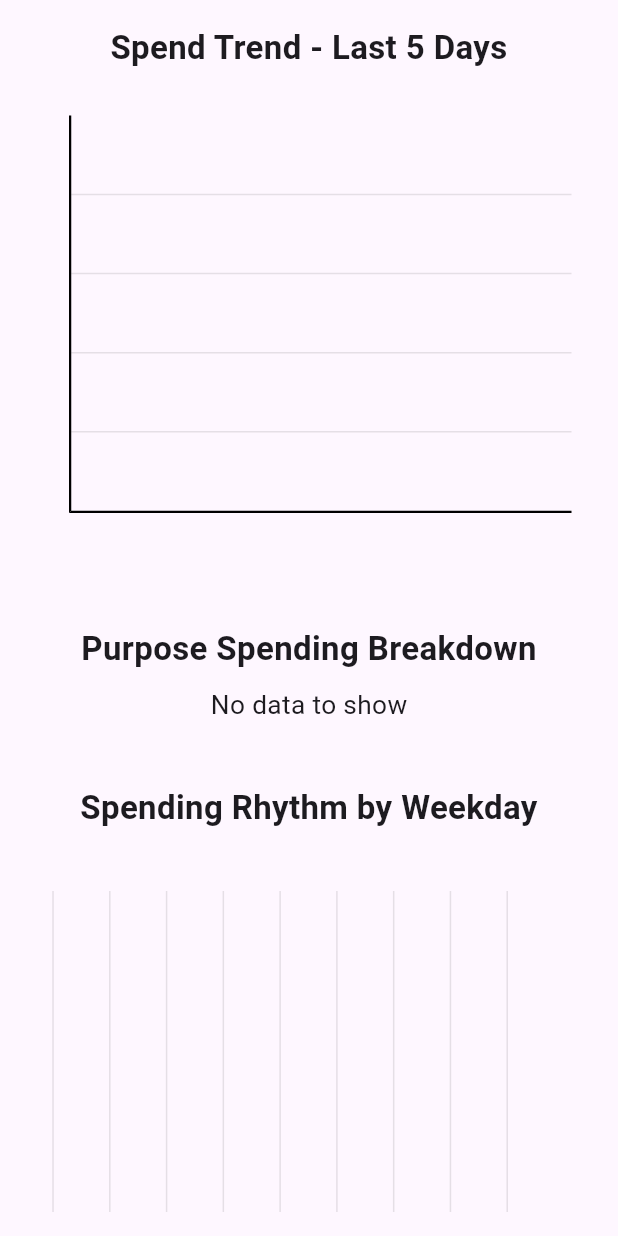
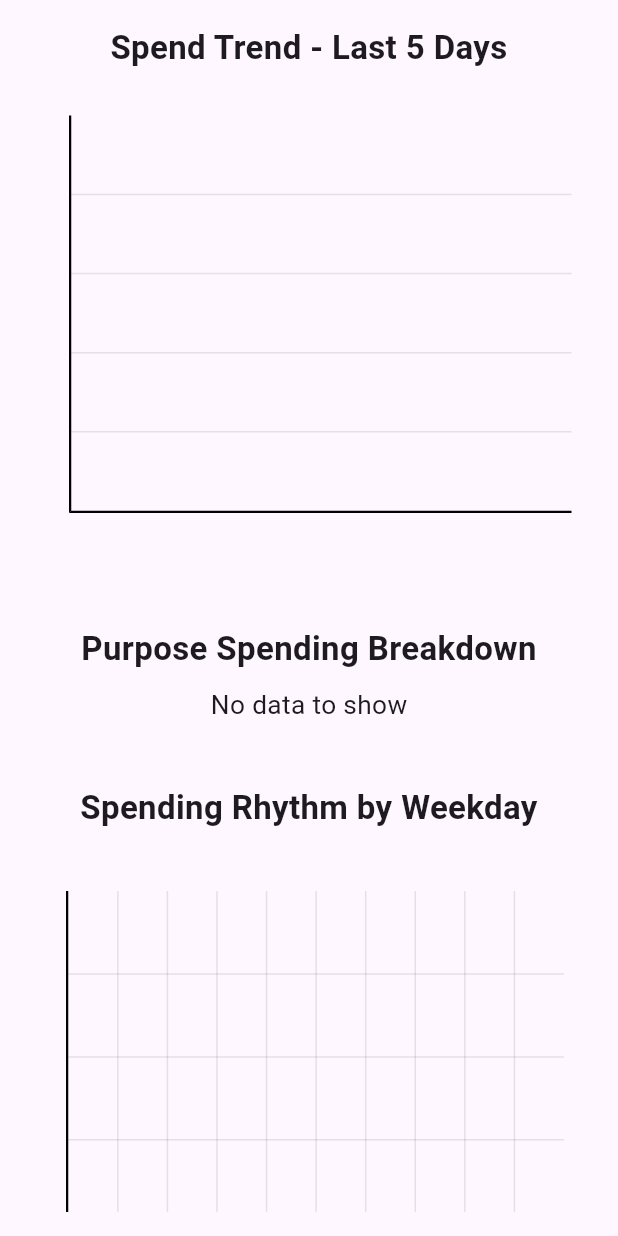
Before and after one commit to AtishayCoder/Expense-Tracker, a Flutter app: the Charts widget shown alone on an empty page, opened directly, on a phone screen of 412 x 824 dp. Run offline on Flutter 3.47's test engine with Material 3 defaults, Android fonts, the phone set to English and light mode, and no system bars; drawn by our look-alikes of fl_chart; our stand-ins replace event_bus, get, rflutter_alert, shared_preferences; missing offline and left inert: change_case, modal_progress_hud_alt; accounts and stored records are empty.

Commit message:
Refactored theme checks

```diff
--- a/lib/screens/charts.dart
+++ b/lib/screens/charts.dart
@@ -5,6 +5,7 @@ import 'package:expense_tracker/models/expense.dart';
 import 'package:expense_tracker/storage/expense_manager.dart';
 import 'package:expense_tracker/utils/event_bus_singleton.dart';
 import 'package:expense_tracker/utils/events.dart';
+import 'package:expense_tracker/utils/theme.dart';
 import 'package:fl_chart/fl_chart.dart';
 import 'package:flutter/material.dart';
 import 'package:modal_progress_hud_alt/modal_progress_hud_alt.dart';
@@ -349,10 +350,18 @@ class _ChartsState extends State<Charts> {
               SizedBox(height: 40),
               Builder(
                 builder: (context) {
-                  final double maxY =
-                      ((spendingRhythm.values.reduce(max) * 1.2) / 1000)
-                          .ceil() *
-                      1000;
+                  double maxY = 0.0;
+                  if (spendingRhythm.values.any((element) => element > 0)) {
+                    maxY =
+                        ((spendingRhythm.values.reduce(max) * 1.2) / 1000)
+                            .ceil() *
+                        1000;
+                  }
+
+                  if (maxY == 0.0) {
+                    maxY = 100.0;
+                  }
+
                   final double interval = maxY / 5;
 
                   return Transform.translate(
@@ -394,10 +403,18 @@ class _ChartsState extends State<Charts> {
                               sideTitles: SideTitles(
                                 reservedSize: 48,
                                 interval: interval,
-                                showTitles: !(spendingRhythm.values.every(
-                                  (n) => n == 0.0,
-                                )),
+                                showTitles: true,
                                 getTitlesWidget: (value, meta) {
+                                  if (spendingRhythm.values.every(
+                                    (n) => n == 0.0,
+                                  )) {
+                                    return SideTitleWidget(
+                                      meta: meta,
+                                      space: 6,
+                                      child: Text(''),
+                                    );
+                                  }
+
                                   String formatted;
                                   if (value >= 1_000_000) {
                                     formatted =
@@ -516,35 +533,60 @@ class _ChartsState extends State<Charts> {
   }
 
   Color _gridLineColor(BuildContext context) {
-    final isDark = Theme.of(context).brightness == Brightness.dark;
+    final isDark = isDarkTheme(context);
     return (isDark ? Colors.white : Colors.black).withAlpha(25);
   }
 
   Color _axisLineColor(BuildContext context) {
-    return Theme.of(context).brightness == Brightness.dark
-        ? Colors.white
-        : Colors.black;
+    return isDarkTheme(context) ? Colors.white : Colors.black;
   }
 
   List<double> getYAxisLabels() {
     final usedY = _dailyExpenseSpots.map((e) => e.y).toSet().toList()..sort();
 
-    if (usedY.isEmpty) return [];
+    if (usedY.isEmpty) {
+      return [];
+    }
 
-    Set<double> finalLabels = {...usedY};
+    if (usedY.length <= 2) {
+      Set<double> labels = {...usedY};
 
-    if (usedY.length < 6) {
+      if (usedY.length == 1) {
+        double val = usedY.first;
+        if (val > 0) {
+          labels.add((val * 0.5).roundToDouble().clamp(0, double.infinity));
+        } else {
+          labels.add(10.0);
+        }
+      } else if (usedY.length == 2) {
+        double a = usedY[0];
+        double b = usedY[1];
+        double mid = ((a + b) / 2).roundToDouble();
+        labels.add(mid);
+      }
+
+      return labels.toList()..sort();
+    }
+
+    if (usedY.length == 3) {
+      Set<double> finalLabels = {...usedY};
+
       for (int i = 0; i < usedY.length - 1; i++) {
         double a = usedY[i];
         double b = usedY[i + 1];
         double mid = ((a + b) / 2).roundToDouble();
-
         finalLabels.add(mid);
         if (finalLabels.length >= 6) break;
       }
+
+      return finalLabels.toList()..sort();
     }
 
-    return finalLabels.toList()..sort();
+    if (usedY.length >= 4) {
+      return usedY;
+    }
+
+    return usedY;
   }
 
   String _formatYAxisLabel(double value) {
--- a/lib/screens/settings.dart
+++ b/lib/screens/settings.dart
@@ -1,6 +1,7 @@
 import 'package:expense_tracker/storage/expense_manager.dart';
 import 'package:expense_tracker/utils/event_bus_singleton.dart';
 import 'package:expense_tracker/utils/events.dart';
+import 'package:expense_tracker/utils/theme.dart';
 import 'package:flutter/material.dart';
 import 'package:rflutter_alert/rflutter_alert.dart';
 
@@ -34,12 +35,12 @@ class _SettingsState extends State<Settings> {
                       desc: "This action cannot be undone. Are you sure?",
                       style: AlertStyle(
                         titleStyle: TextStyle(
-                          color: Theme.of(context).brightness == Brightness.dark
+                          color: isDarkTheme(context)
                               ? Colors.white
                               : Colors.black,
                         ),
                         descStyle: TextStyle(
-                          color: Theme.of(context).brightness == Brightness.dark
+                          color: isDarkTheme(context)
                               ? Colors.white
                               : Colors.black,
                         ),
--- a/lib/todos.dart
+++ b/lib/todos.dart
@@ -1,4 +1,3 @@
 // TODO: Add ideal budget changing. (GestureDetector)
 // TODO: Add income selection at start.
 // TODO: Prompt clear expenses at start of month.
-// TODO: Refactor Theme.of(context).brightness == Brightness.dark .... to consts.dart file.
--- /dev/null
+++ b/lib/utils/theme.dart
@@ -0,0 +1,5 @@
+import "package:flutter/material.dart";
+
+bool isDarkTheme(BuildContext context) {
+  return Theme.of(context).brightness == Brightness.dark;
+}
```
Also changed, not shown: lib/main.dart (+3 -4 lines), lib/screens/dashboard.dart (+7 -8 lines).
